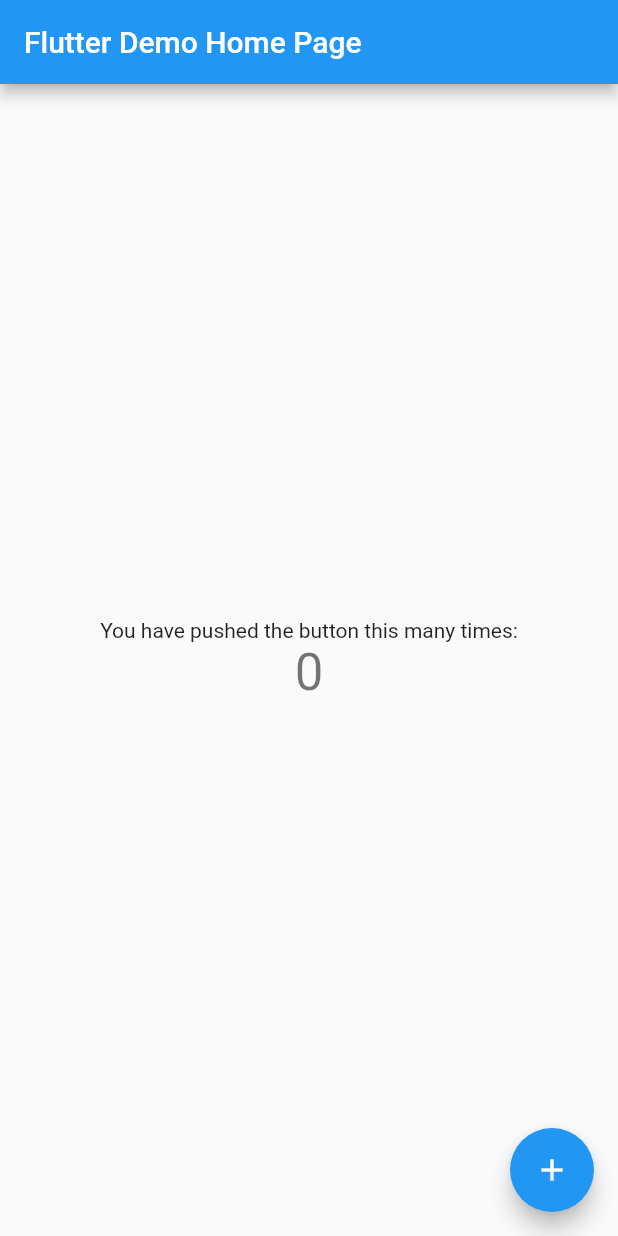
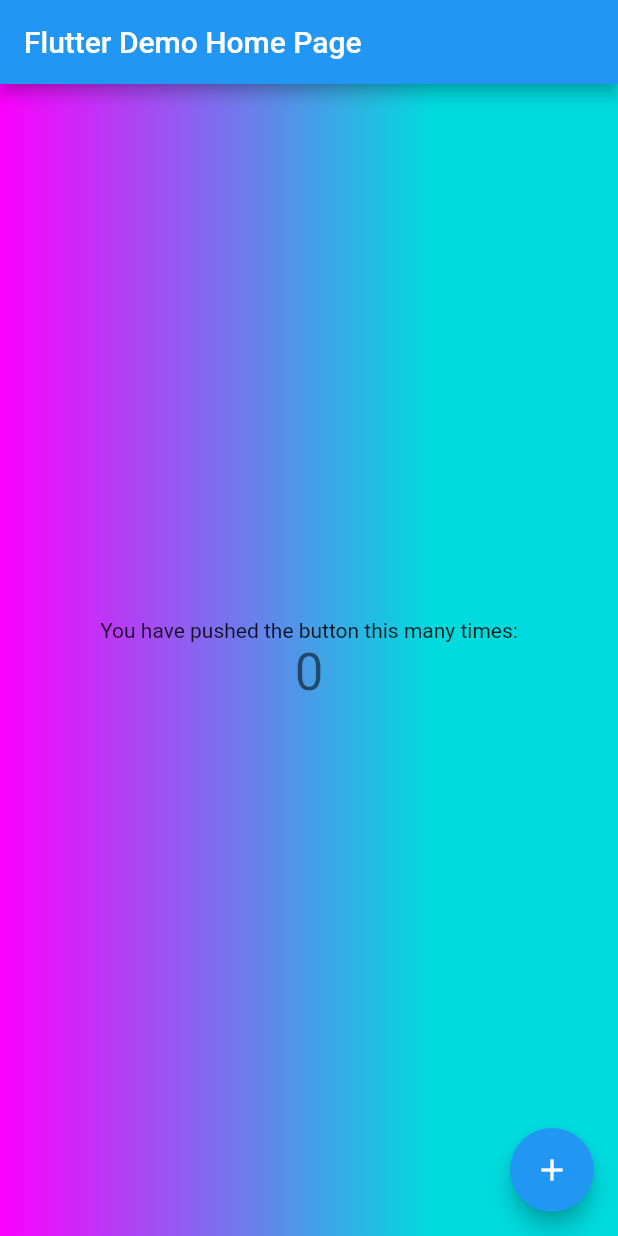
Before and after one commit to mu-suke/linear_gradient_app, a Flutter app: the screen it shows after launch, on a phone screen of 412 x 824 dp. Run offline on Flutter 3.47's test engine with Material 2 defaults, Android fonts, the phone set to English and light mode, and no system bars.

Commit message:
Add gradient

```diff
--- a/lib/main.dart
+++ b/lib/main.dart
@@ -36,13 +36,19 @@ class _MyHomePageState extends State<MyHomePage> {
     });
   }
 
+
+  final _linearGradient = LinearGradient(
+      colors: [Color(0xfffc00ff), Color(0xff00dbde)], stops: [0.0, 0.7]);
+
   @override
   Widget build(BuildContext context) {
     return Scaffold(
       appBar: AppBar(
         title: Text(widget.title),
       ),
-      body: Center(
+      body: Container(
+        decoration: BoxDecoration(gradient: _linearGradient),
+        child: Center(
           child: Column(
             mainAxisAlignment: MainAxisAlignment.center,
             children: <Widget>[
@@ -56,6 +62,7 @@ class _MyHomePageState extends State<MyHomePage> {
             ],
           ),
         ),
+      ),
       floatingActionButton: FloatingActionButton(
         onPressed: _incrementCounter,
         tooltip: 'Increment',
```
Lines whose indentation alone changed are shown as unchanged.
